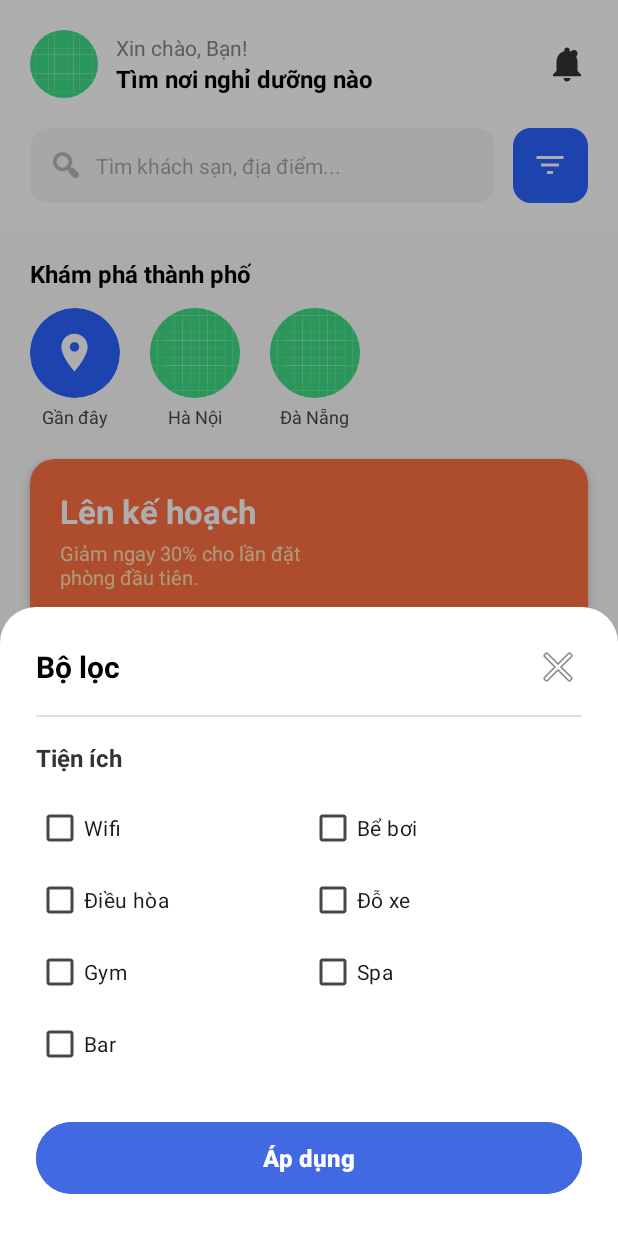
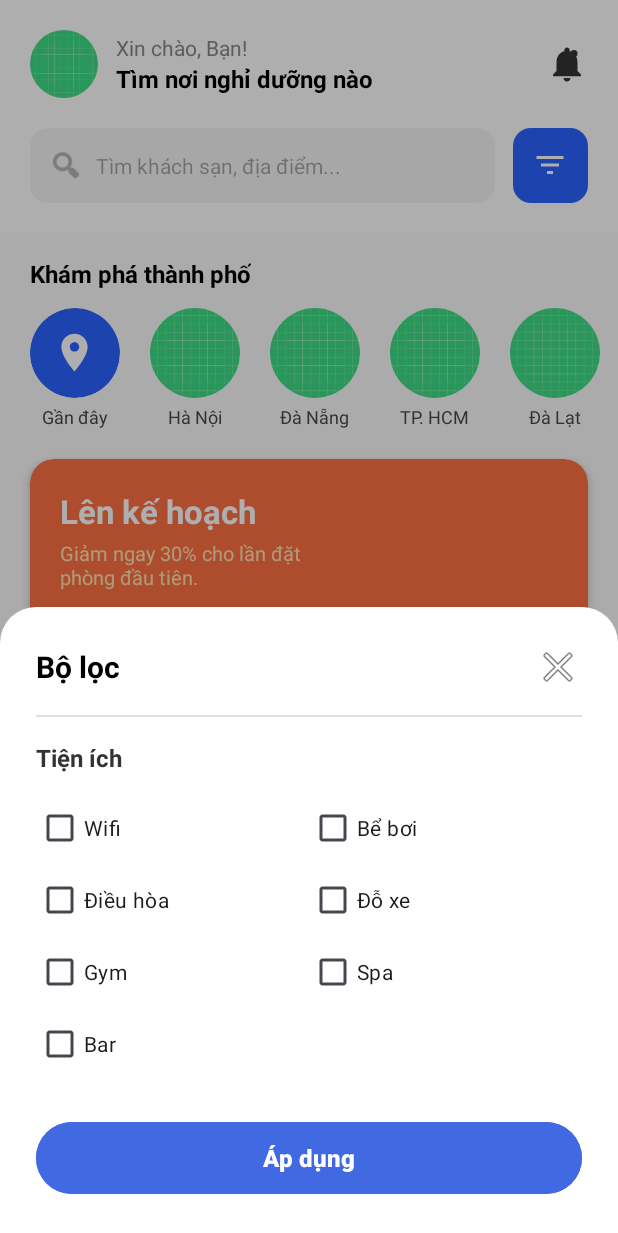
Before and after one commit to tduongg1112/Mobile_Hotel_Booking_App, an Android app: the HomeFragment screen opened directly, with no data from a screen before it, after a tap on an icon or button, on a phone screen of 412 x 824 dp. Shown: the top 1233 px of the screen. Run offline under Robolectric (Android 15) with nearby library versions, the phone set to English and light mode, and no system bars; our stand-ins replace Firebase (no records; nobody signed in at launch, a user with empty details on screens opened directly); pictures from the network do not load; 1 other tap on this screen came first.

Commit message:
Them nut bam location & sua lai filter o homefragment

```diff
--- a/app/src/main/java/com/example/hotelbookingapp/fragments/HomeFragment.java
+++ b/app/src/main/java/com/example/hotelbookingapp/fragments/HomeFragment.java
@@ -1,5 +1,6 @@
 package com.example.hotelbookingapp.fragments;
 
+import android.content.Intent;
 import android.os.Bundle;
 import android.text.Editable;
 import android.text.TextWatcher;
@@ -24,6 +25,7 @@ import androidx.recyclerview.widget.RecyclerView;
 
 import com.bumptech.glide.Glide;
 import com.example.hotelbookingapp.R;
+import com.example.hotelbookingapp.activities.NotificationActivity;
 import com.example.hotelbookingapp.adapters.HomeAdapter;
 import com.example.hotelbookingapp.models.Hotel;
 import com.google.android.material.bottomsheet.BottomSheetDialog;
@@ -46,20 +48,22 @@ public class HomeFragment extends Fragment {
     private RecyclerView rvHotels;
     private HomeAdapter hotelAdapter;
     private List<Hotel> hotelList;
-    private List<Hotel> originalHotelList; // Danh sách gốc để lọc (PhanAnh Core)
+    private List<Hotel> originalHotelList;
     private ImageView imgAvatar;
     private TextView tvGreeting;
+
+    // --- KHAI BÁO CÁC NÚT ĐỊA ĐIỂM ---
+    private LinearLayout layoutNearMe, layoutHanoi, layoutDanang, layoutHCM, layoutDaLat, layoutVungTau;
 
     @Nullable
     @Override
     public View onCreateView(@NonNull LayoutInflater inflater, @Nullable ViewGroup container, @Nullable Bundle savedInstanceState) {
         View view = inflater.inflate(R.layout.fragment_home, container, false);
 
-        // Khởi tạo các biến hệ thống (Từ Main)
         db = FirebaseFirestore.getInstance();
         mAuth = FirebaseAuth.getInstance();
 
-        // Ánh xạ View (Kết hợp cả hai bên)
+        // Ánh xạ View chính
         etLocation = view.findViewById(R.id.etLocation);
         btnFilter = view.findViewById(R.id.btnFilter);
         rvHotels = view.findViewById(R.id.rvHotels);
@@ -67,11 +71,20 @@ public class HomeFragment extends Fragment {
         tvGreeting = view.findViewById(R.id.tvGreeting);
         ImageView btnNotification = view.findViewById(R.id.btn_notification);
 
+        // Ánh xạ các địa điểm khám phá
+        layoutNearMe = view.findViewById(R.id.layoutNearMe);
+        layoutHanoi = view.findViewById(R.id.layoutHanoi);
+        layoutDanang = view.findViewById(R.id.layoutDanang);
+        layoutHCM = view.findViewById(R.id.layoutHCM);
+        layoutDaLat = view.findViewById(R.id.layoutDaLat);
+        layoutVungTau = view.findViewById(R.id.layoutVungTau);
+
         setupRecyclerView();
         loadDefaultHotels();
         loadUserProfile();
+        setupCityClickListeners();
 
-        // LOGIC SEARCH (PhanAnh Core): Tìm kiếm không dấu + Real-time
+        // SEARCH REAL-TIME (KHÔNG DẤU)
         etLocation.addTextChangedListener(new TextWatcher() {
             @Override public void beforeTextChanged(CharSequence s, int start, int count, int after) {}
             @Override public void onTextChanged(CharSequence s, int start, int before, int count) {
@@ -80,7 +93,6 @@ public class HomeFragment extends Fragment {
             @Override public void afterTextChanged(Editable s) {}
         });
 
-        // Hỗ trợ nhấn nút Search trên bàn phím
         etLocation.setOnEditorActionListener((v, actionId, event) -> {
             if (actionId == EditorInfo.IME_ACTION_SEARCH) {
                 performLocalSearch(etLocation.getText().toString());
@@ -91,17 +103,31 @@ public class HomeFragment extends Fragment {
 
         btnFilter.setOnClickListener(v -> showFilterDialog());
 
-        // Logic Notification (Từ Main)
         if (btnNotification != null) {
             btnNotification.setOnClickListener(v -> {
                 if (getContext() != null) {
-                    android.content.Intent intent = new android.content.Intent(getContext(), com.example.hotelbookingapp.activities.NotificationActivity.class);
-                    startActivity(intent);
+                    startActivity(new Intent(getContext(), NotificationActivity.class));
                 }
             });
         }
 
         return view;
+    }
+
+    // LOGIC CLICK ĐỊA ĐIỂM
+    private void setupCityClickListeners() {
+        if (layoutHanoi != null) layoutHanoi.setOnClickListener(v -> { etLocation.setText("Hà Nội"); performLocalSearch("Hà Nội"); });
+        if (layoutDanang != null) layoutDanang.setOnClickListener(v -> { etLocation.setText("Đà Nẵng"); performLocalSearch("Đà Nẵng"); });
+        if (layoutHCM != null) layoutHCM.setOnClickListener(v -> { etLocation.setText("Hồ Chí Minh"); performLocalSearch("Hồ Chí Minh"); });
+        if (layoutDaLat != null) layoutDaLat.setOnClickListener(v -> { etLocation.setText("Đà Lạt"); performLocalSearch("Đà Lạt"); });
+        if (layoutVungTau != null) layoutVungTau.setOnClickListener(v -> { etLocation.setText("Vũng Tàu"); performLocalSearch("Vũng Tàu"); });
+
+        // Nút Gần đây hiện tại đóng vai trò Reset (Show All)
+        if (layoutNearMe != null) layoutNearMe.setOnClickListener(v -> {
+            etLocation.setText("");
+            performLocalSearch("");
+            Toast.makeText(getContext(), "Đang hiển thị tất cả khách sạn", Toast.LENGTH_SHORT).show();
+        });
     }
 
     @Override
@@ -110,7 +136,6 @@ public class HomeFragment extends Fragment {
         loadUserProfile();
     }
 
-    // Tải thông tin người dùng (Từ Main)
     private void loadUserProfile() {
         FirebaseUser user = mAuth.getCurrentUser();
         if (user != null) {
@@ -120,16 +145,12 @@ public class HomeFragment extends Fragment {
                         if (documentSnapshot.exists()) {
                             String fullname = documentSnapshot.getString("fullname");
                             tvGreeting.setText(fullname != null && !fullname.isEmpty() ? "Xin chào, " + fullname + "!" : "Xin chào!");
-
                             String avatarUrl = documentSnapshot.getString("avatarUrl");
                             if (avatarUrl != null && !avatarUrl.isEmpty()) {
                                 Glide.with(this).load(avatarUrl).circleCrop().into(imgAvatar);
-                            } else {
-                                imgAvatar.setImageResource(R.drawable.ic_user);
                             }
                         }
-                    })
-                    .addOnFailureListener(e -> Log.e("HomeFragment", "Error loading user profile", e));
+                    });
         }
     }
 
@@ -153,17 +174,12 @@ public class HomeFragment extends Fragment {
                         originalHotelList.add(hotel);
                     }
                     hotelAdapter.notifyDataSetChanged();
-                })
-                .addOnFailureListener(e -> {
-                    if (getContext() != null)
-                        Toast.makeText(getContext(), "Lỗi tải dữ liệu: " + e.getMessage(), Toast.LENGTH_SHORT).show();
                 });
     }
 
-    // HÀM SEARCH TỐI ƯU (PhanAnh Core): Lọc trực tiếp Name và Location không dấu
+    // HÀM SEARCH CORE (PHAN ANH)
     private void performLocalSearch(String text) {
         if (originalHotelList == null) return;
-
         List<Hotel> filteredList = new ArrayList<>();
         String query = removeAccent(text.toLowerCase().trim());
 
@@ -173,7 +189,6 @@ public class HomeFragment extends Fragment {
             for (Hotel hotel : originalHotelList) {
                 String name = (hotel.getName() != null) ? removeAccent(hotel.getName().toLowerCase()) : "";
                 String loc = (hotel.getLocation() != null) ? removeAccent(hotel.getLocation().toLowerCase()) : "";
-
                 if (name.contains(query) || loc.contains(query)) {
                     filteredList.add(hotel);
                 }
@@ -184,22 +199,38 @@ public class HomeFragment extends Fragment {
         hotelAdapter.notifyDataSetChanged();
     }
 
+    // LOGIC BỘ LỌC
     private void showFilterDialog() {
         if (getContext() == null) return;
         BottomSheetDialog dialog = new BottomSheetDialog(getContext());
         dialog.setContentView(R.layout.dialog_filter);
 
+        // Ánh xạ 7 CheckBox
         CheckBox cbWifi = dialog.findViewById(R.id.cbWifi);
         CheckBox cbPool = dialog.findViewById(R.id.cbPool);
+        CheckBox cbAC = dialog.findViewById(R.id.cbAC); // Khớp ID cbAC
+        CheckBox cbParking = dialog.findViewById(R.id.cbParking);
+        CheckBox cbGym = dialog.findViewById(R.id.cbGym);
+        CheckBox cbSpa = dialog.findViewById(R.id.cbSpa);
+        CheckBox cbBar = dialog.findViewById(R.id.cbBar);
         Button btnApply = dialog.findViewById(R.id.btnApplyFilter);
 
-        if (btnApply != null) btnApply.setOnClickListener(v -> {
+        if (btnApply != null) {
+            btnApply.setOnClickListener(v -> {
                 List<String> selectedAmenities = new ArrayList<>();
                 if (cbWifi != null && cbWifi.isChecked()) selectedAmenities.add("wifi");
                 if (cbPool != null && cbPool.isChecked()) selectedAmenities.add("pool");
+                if (cbAC != null && cbAC.isChecked()) selectedAmenities.add("ac");
+                if (cbParking != null && cbParking.isChecked()) selectedAmenities.add("parking");
+                if (cbGym != null && cbGym.isChecked()) selectedAmenities.add("gym");
+                if (cbSpa != null && cbSpa.isChecked()) selectedAmenities.add("spa");
+                if (cbBar != null && cbBar.isChecked()) selectedAmenities.add("bar");
+
+                Log.e("CHECK_FILTER", "Phan Anh chọn: " + selectedAmenities.toString());
                 applyFilter(selectedAmenities);
                 dialog.dismiss();
             });
+        }
         dialog.show();
     }
 
@@ -210,7 +241,6 @@ public class HomeFragment extends Fragment {
             hotelAdapter.notifyDataSetChanged();
             return;
         }
-
         List<Hotel> filteredList = new ArrayList<>();
         List<String> reqLower = new ArrayList<>();
         for (String req : requiredAmenities) reqLower.add(req.toLowerCase().trim());
@@ -220,17 +250,19 @@ public class HomeFragment extends Fragment {
             if (hotelAmenities != null) {
                 List<String> hotelAmenitiesLower = new ArrayList<>();
                 for (String a : hotelAmenities) hotelAmenitiesLower.add(a.toLowerCase().trim());
-                if (hotelAmenitiesLower.containsAll(reqLower)) {
-                    filteredList.add(hotel);
-                }
+                if (hotelAmenitiesLower.containsAll(reqLower)) filteredList.add(hotel);
             }
         }
         hotelList.clear();
         hotelList.addAll(filteredList);
         hotelAdapter.notifyDataSetChanged();
+
+        //Thông báo nếu không lọc filter không có kết quả
+        if (filteredList.isEmpty() && getContext() != null) {
+            Toast.makeText(getContext(), "Không tìm thấy khách sạn phù hợp với bộ lọc", Toast.LENGTH_SHORT).show();
+        }
     }
 
-    // Hàm bỏ dấu (PhanAnh Core)
     private String removeAccent(String s) {
         if (s == null) return "";
         String temp = Normalizer.normalize(s, Normalizer.Form.NFD);
--- a/app/src/main/res/layout/fragment_home.xml
+++ b/app/src/main/res/layout/fragment_home.xml
@@ -35,8 +35,7 @@
                         android:layout_width="match_parent"
                         android:layout_height="match_parent"
                         android:scaleType="centerCrop"
-                        android:src="@drawable/ic_launcher_background"
-                        android:contentDescription="Avatar"/>
+                        android:src="@drawable/ic_launcher_background" />
                 </androidx.cardview.widget.CardView>
 
                 <LinearLayout
@@ -45,7 +44,6 @@
                     android:layout_weight="1"
                     android:layout_marginStart="12dp"
                     android:orientation="vertical">
-
                     <TextView
                         android:id="@+id/tvGreeting"
                         android:layout_width="wrap_content"
@@ -67,8 +65,7 @@
                     android:layout_width="28dp"
                     android:layout_height="28dp"
                     android:src="@drawable/ic_notification"
-                    app:tint="#333"
-                    android:contentDescription="Thông báo"/>
+                    app:tint="#333" />
             </LinearLayout>
 
             <LinearLayout
@@ -93,8 +90,7 @@
                             android:layout_width="24dp"
                             android:layout_height="24dp"
                             android:src="@android:drawable/ic_menu_search"
-                            app:tint="#888"
-                            android:contentDescription="Search"/>
+                            app:tint="#888" />
                         <EditText
                             android:id="@+id/etLocation"
                             android:layout_width="match_parent"
@@ -105,8 +101,7 @@
                             android:paddingEnd="8dp"
                             android:textSize="14sp"
                             android:imeOptions="actionSearch"
-                            android:inputType="text"
-                            android:autofillHints="name"/>
+                            android:inputType="text" />
                     </LinearLayout>
                 </androidx.cardview.widget.CardView>
 
@@ -121,8 +116,7 @@
                         android:layout_width="24dp"
                         android:layout_height="24dp"
                         android:src="@drawable/ic_filter"
-                        app:tint="@android:color/white"
-                        android:contentDescription="Filter"/>
+                        app:tint="@android:color/white" />
                 </LinearLayout>
             </LinearLayout>
         </LinearLayout>
@@ -142,90 +136,54 @@
             android:layout_height="wrap_content"
             android:scrollbars="none"
             android:paddingStart="20dp"
+            android:paddingEnd="20dp"
+            android:clipToPadding="false"
             android:layout_marginTop="12dp">
             <LinearLayout
                 android:layout_width="wrap_content"
                 android:layout_height="wrap_content"
                 android:orientation="horizontal">
 
-                <LinearLayout
-                    android:layout_width="wrap_content"
-                    android:layout_height="wrap_content"
-                    android:orientation="vertical"
-                    android:gravity="center"
-                    android:layout_marginEnd="20dp">
-                    <androidx.cardview.widget.CardView
-                        android:layout_width="60dp"
-                        android:layout_height="60dp"
-                        app:cardCornerRadius="30dp"
-                        app:cardBackgroundColor="#2962FF"
-                        app:cardElevation="0dp">
-                        <ImageView
-                            android:layout_width="30dp"
-                            android:layout_height="30dp"
-                            android:layout_gravity="center"
-                            android:src="@drawable/ic_location"
-                            app:tint="@android:color/white"
-                            android:contentDescription="Icon"/>
+                <LinearLayout android:id="@+id/layoutNearMe" android:layout_width="wrap_content" android:layout_height="wrap_content" android:orientation="vertical" android:gravity="center" android:layout_marginEnd="20dp" android:clickable="true" android:focusable="true" android:background="?attr/selectableItemBackground">
+                    <androidx.cardview.widget.CardView android:layout_width="60dp" android:layout_height="60dp" app:cardCornerRadius="30dp" app:cardBackgroundColor="#2962FF" app:cardElevation="0dp">
+                        <ImageView android:layout_width="30dp" android:layout_height="30dp" android:layout_gravity="center" android:src="@drawable/ic_location" app:tint="@android:color/white" />
                     </androidx.cardview.widget.CardView>
-                    <TextView
-                        android:layout_width="wrap_content"
-                        android:layout_height="wrap_content"
-                        android:text="Gần đây"
-                        android:textSize="12sp"
-                        android:layout_marginTop="4dp"/>
+                    <TextView android:layout_width="wrap_content" android:layout_height="wrap_content" android:text="Gần đây" android:textSize="12sp" android:layout_marginTop="4dp"/>
                 </LinearLayout>
 
-                <LinearLayout
-                    android:layout_width="wrap_content"
-                    android:layout_height="wrap_content"
-                    android:orientation="vertical"
-                    android:gravity="center"
-                    android:layout_marginEnd="20dp">
-                    <androidx.cardview.widget.CardView
-                        android:layout_width="60dp"
-                        android:layout_height="60dp"
-                        app:cardCornerRadius="30dp"
-                        app:cardElevation="0dp">
-                        <ImageView
-                            android:layout_width="match_parent"
-                            android:layout_height="match_parent"
-                            android:scaleType="centerCrop"
-                            android:src="@drawable/ic_launcher_background"
-                            android:contentDescription="Hanoi"/>
+                <LinearLayout android:id="@+id/layoutHanoi" android:layout_width="wrap_content" android:layout_height="wrap_content" android:orientation="vertical" android:gravity="center" android:layout_marginEnd="20dp" android:clickable="true" android:focusable="true" android:background="?attr/selectableItemBackground">
+                    <androidx.cardview.widget.CardView android:layout_width="60dp" android:layout_height="60dp" app:cardCornerRadius="30dp" app:cardElevation="0dp">
+                        <ImageView android:layout_width="match_parent" android:layout_height="match_parent" android:scaleType="centerCrop" android:src="@drawable/ic_launcher_background" />
                     </androidx.cardview.widget.CardView>
-                    <TextView
-                        android:layout_width="wrap_content"
-                        android:layout_height="wrap_content"
-                        android:text="Hà Nội"
-                        android:textSize="12sp"
-                        android:layout_marginTop="4dp"/>
+                    <TextView android:layout_width="wrap_content" android:layout_height="wrap_content" android:text="Hà Nội" android:textSize="12sp" android:layout_marginTop="4dp"/>
                 </LinearLayout>
 
-                <LinearLayout
-                    android:layout_width="wrap_content"
-                    android:layout_height="wrap_content"
-                    android:orientation="vertical"
-                    android:gravity="center"
-                    android:layout_marginEnd="20dp">
-                    <androidx.cardview.widget.CardView
-                        android:layout_width="60dp"
-                        android:layout_height="60dp"
-                        app:cardCornerRadius="30dp"
-                        app:cardElevation="0dp">
-                        <ImageView
-                            android:layout_width="match_parent"
-                            android:layout_height="match_parent"
-                            android:scaleType="centerCrop"
-                            android:src="@drawable/ic_launcher_background"
-                            android:contentDescription="Danang"/>
+                <LinearLayout android:id="@+id/layoutDanang" android:layout_width="wrap_content" android:layout_height="wrap_content" android:orientation="vertical" android:gravity="center" android:layout_marginEnd="20dp" android:clickable="true" android:focusable="true" android:background="?attr/selectableItemBackground">
+                    <androidx.cardview.widget.CardView android:layout_width="60dp" android:layout_height="60dp" app:cardCornerRadius="30dp" app:cardElevation="0dp">
+                        <ImageView android:layout_width="match_parent" android:layout_height="match_parent" android:scaleType="centerCrop" android:src="@drawable/ic_launcher_background" />
                     </androidx.cardview.widget.CardView>
-                    <TextView
-                        android:layout_width="wrap_content"
-                        android:layout_height="wrap_content"
-                        android:text="Đà Nẵng"
-                        android:textSize="12sp"
-                        android:layout_marginTop="4dp"/>
+                    <TextView android:layout_width="wrap_content" android:layout_height="wrap_content" android:text="Đà Nẵng" android:textSize="12sp" android:layout_marginTop="4dp"/>
+                </LinearLayout>
+
+                <LinearLayout android:id="@+id/layoutHCM" android:layout_width="wrap_content" android:layout_height="wrap_content" android:orientation="vertical" android:gravity="center" android:layout_marginEnd="20dp" android:clickable="true" android:focusable="true" android:background="?attr/selectableItemBackground">
+                    <androidx.cardview.widget.CardView android:layout_width="60dp" android:layout_height="60dp" app:cardCornerRadius="30dp" app:cardElevation="0dp">
+                        <ImageView android:layout_width="match_parent" android:layout_height="match_parent" android:scaleType="centerCrop" android:src="@drawable/ic_launcher_background" />
+                    </androidx.cardview.widget.CardView>
+                    <TextView android:layout_width="wrap_content" android:layout_height="wrap_content" android:text="TP. HCM" android:textSize="12sp" android:layout_marginTop="4dp"/>
+                </LinearLayout>
+
+                <LinearLayout android:id="@+id/layoutDaLat" android:layout_width="wrap_content" android:layout_height="wrap_content" android:orientation="vertical" android:gravity="center" android:layout_marginEnd="20dp" android:clickable="true" android:focusable="true" android:background="?attr/selectableItemBackground">
+                    <androidx.cardview.widget.CardView android:layout_width="60dp" android:layout_height="60dp" app:cardCornerRadius="30dp" app:cardElevation="0dp">
+                        <ImageView android:layout_width="match_parent" android:layout_height="match_parent" android:scaleType="centerCrop" android:src="@drawable/ic_launcher_background" />
+                    </androidx.cardview.widget.CardView>
+                    <TextView android:layout_width="wrap_content" android:layout_height="wrap_content" android:text="Đà Lạt" android:textSize="12sp" android:layout_marginTop="4dp"/>
+                </LinearLayout>
+
+                <LinearLayout android:id="@+id/layoutVungTau" android:layout_width="wrap_content" android:layout_height="wrap_content" android:orientation="vertical" android:gravity="center" android:layout_marginEnd="20dp" android:clickable="true" android:focusable="true" android:background="?attr/selectableItemBackground">
+                    <androidx.cardview.widget.CardView android:layout_width="60dp" android:layout_height="60dp" app:cardCornerRadius="30dp" app:cardElevation="0dp">
+                        <ImageView android:layout_width="match_parent" android:layout_height="match_parent" android:scaleType="centerCrop" android:src="@drawable/ic_launcher_background" />
+                    </androidx.cardview.widget.CardView>
+                    <TextView android:layout_width="wrap_content" android:layout_height="wrap_content" android:text="Vũng Tàu" android:textSize="12sp" android:layout_marginTop="4dp"/>
                 </LinearLayout>
             </LinearLayout>
         </HorizontalScrollView>
@@ -297,6 +255,5 @@
             android:layout_marginHorizontal="20dp"
             android:layout_marginTop="12dp"
             android:nestedScrollingEnabled="false"/>
-
     </LinearLayout>
 </androidx.core.widget.NestedScrollView>
```
Lines whose indentation alone changed are shown as unchanged.
